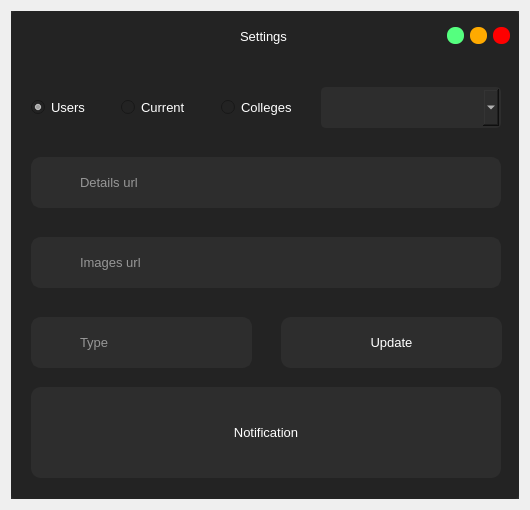
This is frontend/settings.ui in Android-Jester/iAttend as Qt 5 draws it before an edit. The edited form follows.
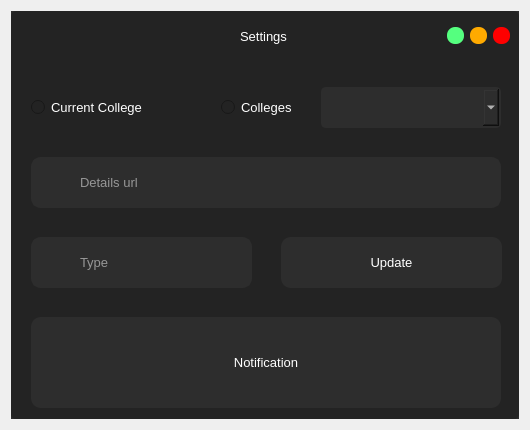
This is the edited form. Icons and pictures are not drawn.

Commit message: image url field dropped

What changed in the file:
```diff
--- a/frontend/settings.ui
+++ b/frontend/settings.ui
@@ -7,19 +7,19 @@
     <x>0</x>
     <y>0</y>
     <width>530</width>
-    <height>510</height>
+    <height>430</height>
    </rect>
   </property>
   <property name="minimumSize">
    <size>
     <width>530</width>
-    <height>510</height>
+    <height>430</height>
    </size>
   </property>
   <property name="maximumSize">
    <size>
     <width>530</width>
-    <height>520</height>
+    <height>450</height>
    </size>
   </property>
   <property name="windowTitle">
@@ -332,88 +332,11 @@
              <pixmap resource="../resource/asset.qrc">:/icons/asset/user.svg</pixmap>
             </property>
            </widget>
-           <widget class="QLineEdit" name="image_url">
-            <property name="geometry">
-             <rect>
-              <x>20</x>
-              <y>180</y>
-              <width>470</width>
-              <height>51</height>
-             </rect>
-            </property>
-            <property name="sizePolicy">
-             <sizepolicy hsizetype="Maximum" vsizetype="Fixed">
-              <horstretch>0</horstretch>
-              <verstretch>0</verstretch>
-             </sizepolicy>
-            </property>
-            <property name="minimumSize">
-             <size>
-              <width>470</width>
-              <height>0</height>
-             </size>
-            </property>
-            <property name="maximumSize">
-             <size>
-              <width>470</width>
-              <height>51</height>
-             </size>
-            </property>
-            <property name="font">
-             <font>
-              <pointsize>10</pointsize>
-             </font>
-            </property>
-            <property name="tabletTracking">
-             <bool>true</bool>
-            </property>
-            <property name="styleSheet">
-             <string notr="true">QLineEdit{
-	color: rgb(255, 255, 255);
-	border: 2px solid  rgb(45, 45, 45);
-	border-radius:10px;
-	padding-left: 45px;
-}
-
-QLineEdit:hover{
-	border:2px solid rgb(35, 35, 35);
-}
-
-QLineEdit:focus{
-	border:2px solid rgb(255, 255, 255);
-}</string>
-            </property>
-            <property name="placeholderText">
-             <string>Images url</string>
-            </property>
-            <property name="clearButtonEnabled">
-             <bool>true</bool>
-            </property>
-           </widget>
-           <widget class="QLabel" name="label_38">
-            <property name="geometry">
-             <rect>
-              <x>30</x>
-              <y>190</y>
-              <width>31</width>
-              <height>31</height>
-             </rect>
-            </property>
-            <property name="styleSheet">
-             <string notr="true">background-color: rgb(45, 45, 45);</string>
-            </property>
-            <property name="text">
-             <string/>
-            </property>
-            <property name="pixmap">
-             <pixmap resource="../resource/asset.qrc">:/icons/asset/image.svg</pixmap>
-            </property>
-           </widget>
            <widget class="QLabel" name="label_notification">
             <property name="geometry">
              <rect>
               <x>20</x>
-              <y>330</y>
+              <y>260</y>
               <width>470</width>
               <height>91</height>
              </rect>
@@ -461,57 +384,12 @@
              <bool>true</bool>
             </property>
            </widget>
-           <widget class="QRadioButton" name="users">
-            <property name="geometry">
-             <rect>
-              <x>20</x>
-              <y>40</y>
-              <width>80</width>
-              <height>20</height>
-             </rect>
-            </property>
-            <property name="sizePolicy">
-             <sizepolicy hsizetype="Maximum" vsizetype="Fixed">
-              <horstretch>0</horstretch>
-              <verstretch>0</verstretch>
-             </sizepolicy>
-            </property>
-            <property name="minimumSize">
-             <size>
-              <width>80</width>
-              <height>0</height>
-             </size>
-            </property>
-            <property name="maximumSize">
-             <size>
-              <width>80</width>
-              <height>20</height>
-             </size>
-            </property>
-            <property name="font">
-             <font>
-              <pointsize>10</pointsize>
-             </font>
-            </property>
-            <property name="styleSheet">
-             <string notr="true">QRadioButton{
-	color: rgb(255, 255, 255);
-	background-color:rgb(35,35,35)
-}</string>
-            </property>
-            <property name="text">
-             <string>Users</string>
-            </property>
-            <property name="checked">
-             <bool>true</bool>
-            </property>
-           </widget>
            <widget class="QRadioButton" name="current">
             <property name="geometry">
              <rect>
-              <x>110</x>
+              <x>20</x>
               <y>40</y>
-              <width>90</width>
+              <width>150</width>
               <height>20</height>
              </rect>
             </property>
@@ -529,7 +407,7 @@
             </property>
             <property name="maximumSize">
              <size>
-              <width>90</width>
+              <width>150</width>
               <height>20</height>
              </size>
             </property>
@@ -545,7 +423,7 @@
 }</string>
             </property>
             <property name="text">
-             <string>Current</string>
+             <string>Current College</string>
             </property>
            </widget>
            <widget class="QComboBox" name="comboBox">
@@ -596,7 +474,7 @@
             <property name="geometry">
              <rect>
               <x>270</x>
-              <y>260</y>
+              <y>180</y>
               <width>221</width>
               <height>51</height>
              </rect>
@@ -661,7 +539,7 @@
             <property name="geometry">
              <rect>
               <x>20</x>
-              <y>260</y>
+              <y>180</y>
               <width>221</width>
               <height>51</height>
              </rect>
@@ -719,7 +597,7 @@
             <property name="geometry">
              <rect>
               <x>30</x>
-              <y>270</y>
+              <y>190</y>
               <width>31</width>
               <height>31</height>
              </rect>
```
The commit also changes 1 other file.
